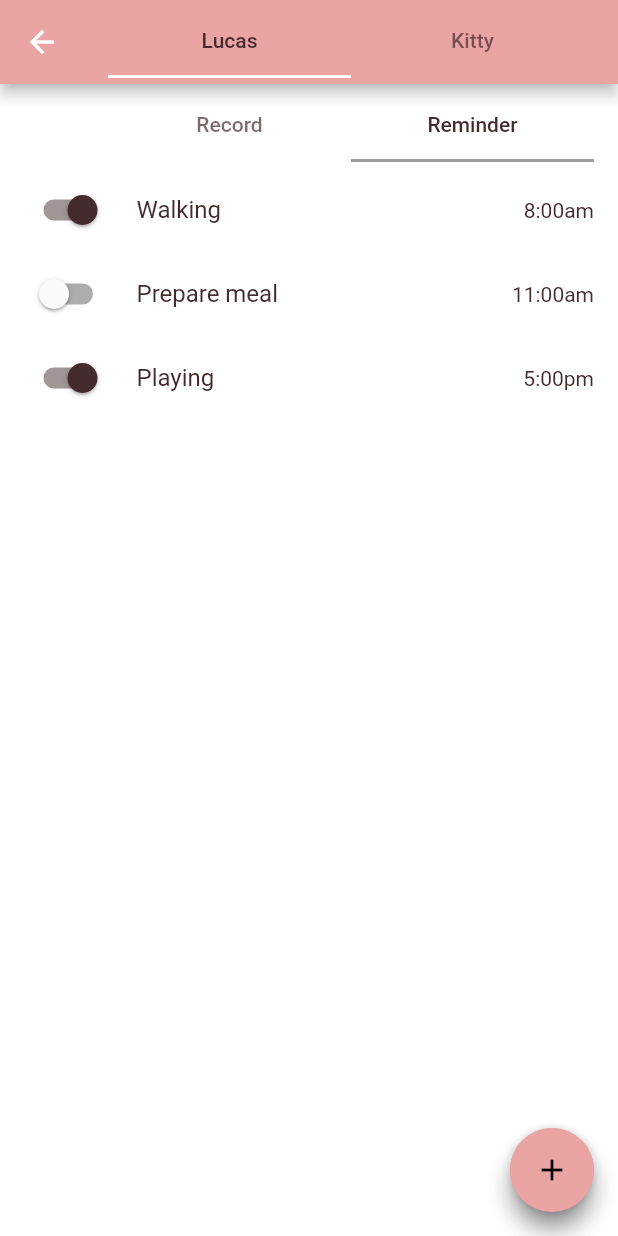
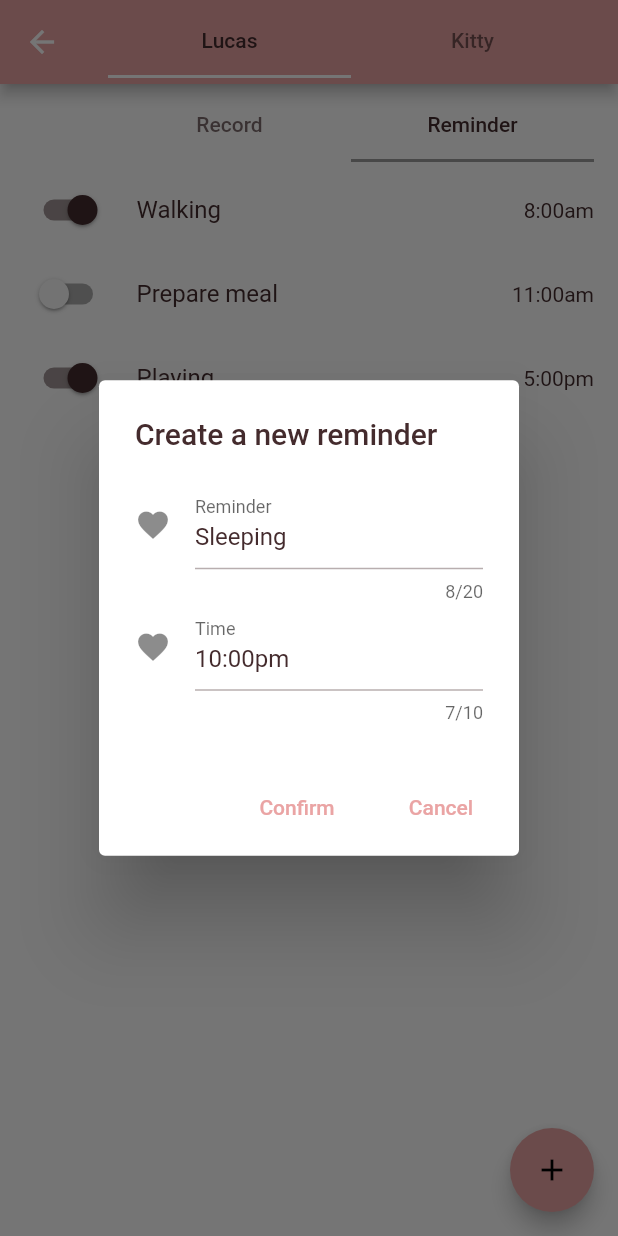
Before and after one commit to petopia17781/petopia, a Flutter app: the MyPetPage screen opened directly, tab 2 chosen, after a tap on the "add" icon, on a phone screen of 412 x 824 dp. Run offline on Flutter 3.47's test engine with Material 2 defaults, Android fonts, the phone set to English and light mode, and no system bars; our stand-ins replace cached_network_image, cloud_firestore, firebase_auth, firebase_storage, flare_flutter, flutter_svg and 2 more; missing offline and left inert: geocoder, image_picker_modern; accounts and stored records are empty; network calls fail; Roboto replaces fonts that are missing (Rubik).

Commit message:
Fix bug for floating button on my pet page (#14)

```diff
--- a/lib/mypet.dart
+++ b/lib/mypet.dart
@@ -9,15 +9,6 @@ class MyPetPage extends StatefulWidget {
 
   MyPetPage({Key key, this.title}) : super(key: key);
 
-  // This widget is the home page of your application. It is stateful, meaning
-  // that it has a State object (defined below) that contains fields that affect
-  // how it looks.
-
-  // This class is the configuration for the state. It holds the values (in this
-  // case the title) provided by the parent (in this case the App widget) and
-  // used by the build method of the State. Fields in a Widget subclass are
-  // always marked "final".
-
   final String title;
 
   @override
@@ -26,11 +17,16 @@ class MyPetPage extends StatefulWidget {
 
 class _MyPetPageState extends State<MyPetPage> {
   final PetRepository repository = PetRepository();
-
+  // network pics
+  List<String> picLinks = [
+    'https://www.ctvnews.ca/polopoly_fs/1.5098407.1599687805!/httpImage/image.jpg_gen/derivatives/landscape_1020/image.jpg',
+    'https://images.theconversation.com/files/350865/original/file-20200803-24-50u91u.jpg?ixlib=rb-1.1.0&q=45&auto=format&w=1200&h=675.0&fit=crop'
+  ];
+  // for reminder
   List<bool> reminderVal = [true, false, true];
   List<String> reminderText = ['Walking', 'Prepare meal', 'Playing'];
   List<String> reminderTime = ['8:00am', '11:00am', '5:00pm'];
-
+  // for recording
   List<String> recordDates = ['04/27/2021','04/26/2021','04/25/2021'];
 
   int _counter = 0;
@@ -51,14 +47,13 @@ class _MyPetPageState extends State<MyPetPage> {
   Widget build(BuildContext context) {
     final textTheme = Theme.of(context).textTheme;
     final colorScheme = Theme.of(context).colorScheme;
+
     return DefaultTabController(
       length: 2,
       child: Scaffold(
         // backgroundColor: colorScheme.secondary,
         appBar: AppBar(
           backgroundColor: colorScheme.primary,
-          // title: Text('Pet Records      '),
-          // automaticallyImplyLeading: true,
           title: TabBar(
             indicatorColor: Colors.white,
             tabs: [
@@ -73,16 +68,6 @@ class _MyPetPageState extends State<MyPetPage> {
             Center(child: buildPetPage('Kitty', context)),
           ],
         ),
-        floatingActionButton: FloatingActionButton(
-          backgroundColor: colorScheme.primary,
-          foregroundColor: Colors.black,
-          onPressed: () {
-            setState(() {
-              // _selectImage(context);
-            });
-          },
-          child: Icon(Icons.add),
-        ),
       ),
     );
   }
@@ -91,14 +76,12 @@ class _MyPetPageState extends State<MyPetPage> {
     final colorScheme = Theme.of(context).colorScheme;
     return DefaultTabController(
       length: 2,
-      child: Scaffold(
+      child: Builder(builder: (BuildContext tabContext) {
+        return Scaffold(
           // backgroundColor: colorScheme.secondary,
           appBar: AppBar(
             backgroundColor: Colors.white,
             elevation: 0,
-          // shadowColor: Colors.grey,
-          // title: Text('Pet Records      '),
-          // automaticallyImplyLeading: true,
             title: TabBar(
               indicatorColor: Colors.grey,
               tabs: [
@@ -117,19 +100,19 @@ class _MyPetPageState extends State<MyPetPage> {
             backgroundColor: colorScheme.primary,
             foregroundColor: Colors.black,
             onPressed: () {
-
               setState(() {
+                if (DefaultTabController.of(tabContext).index == 0) {
                   _addRecord(context);
-              // if (DefaultTabController.of(context).index == 0) {
-              //   _addRecord(context);
-              // } else {
-              //   _addReminder(context);
-              // }
+                } else {
+                  _addReminder(context);
+                }
               });
             },
             child: Icon(Icons.add),
           ),
-      ),
+        );
+      },)
+      ,
     );
   }
 
@@ -153,16 +136,16 @@ class _MyPetPageState extends State<MyPetPage> {
                 ),
               ),
               TextFormField(
-                initialValue: '10',
-                maxLength: 4,
+                initialValue: '9.49lbs',
+                maxLength: 10,
                 decoration: InputDecoration(
                   icon: Icon(Icons.favorite),
                   labelText: 'Weight',
                 ),
               ),
               TextFormField(
-                initialValue: '200',
-                maxLength: 4,
+                initialValue: '97cal',
+                maxLength: 10,
                 decoration: InputDecoration(
                   icon: Icon(Icons.favorite),
                   labelText: 'Calories',
@@ -211,6 +194,14 @@ class _MyPetPageState extends State<MyPetPage> {
                     labelText: 'Reminder',
                   ),
                 ),
+                TextFormField(
+                  initialValue: '10:00pm',
+                  maxLength: 10,
+                  decoration: InputDecoration(
+                    icon: Icon(Icons.favorite),
+                    labelText: 'Time',
+                  ),
+                ),
               ],
             ),
             actions: [
@@ -237,26 +228,25 @@ class _MyPetPageState extends State<MyPetPage> {
     );
   }
 
-  Widget buildRecordList(String tab) {
+  Widget buildRecordList(String petName) {
     return ListView(
       children: [
         for (int i = 0; i < recordDates.length; i++)
-          buildRecord(recordDates[i])
+          buildRecord(recordDates[i], petName)
       ],
     );
   }
 
-
-  Widget buildRecord(String tab) {
+  Widget buildRecord(String date, String petName) {
     return Card(
       clipBehavior: Clip.antiAlias,
       child: Column(
         children: [
           ListTile(
             // leading: Text("04/13/2021"),
-            title: Center(child: Text(tab, style: TextStyle(fontSize: 25))),
+            title: Center(child: Text(date, style: TextStyle(fontSize: 25))),
           ),
-          Image.network('https://www.ctvnews.ca/polopoly_fs/1.5098407.1599687805!/httpImage/image.jpg_gen/derivatives/landscape_1020/image.jpg'),
+          Image.network((petName.startsWith('Lucas') ? picLinks[0] : picLinks[1])),
           ListTile(
             title: Text('Weight'),
             leading: Icon(Icons.tour),
@@ -268,14 +258,14 @@ class _MyPetPageState extends State<MyPetPage> {
             trailing: Text('97 CAL'),
           ),
           ListTile(
-            title: Text('Next Deworming'),
+            title: Text('Deworming'),
             leading: Icon(Icons.pan_tool),
-            trailing: Text('03/20/2021'),
+            trailing: Text('No'),
           ),
           ListTile(
-            title: Text('Next Vaccination'),
+            title: Text('Vaccination'),
             leading: Icon(Icons.verified_user),
-            trailing: Text('11/24/2021'),
+            trailing: Text('No'),
           ),
           ButtonBar(
             alignment: MainAxisAlignment.start,
@@ -286,7 +276,7 @@ class _MyPetPageState extends State<MyPetPage> {
   }
 
   Widget buildReminderList(String tab) {
-    int count = 3;
+    int count = reminderText.length;
     return Scaffold(
       body: Column(
         children: <Widget>[
```
Lines whose indentation alone changed are shown as unchanged.
